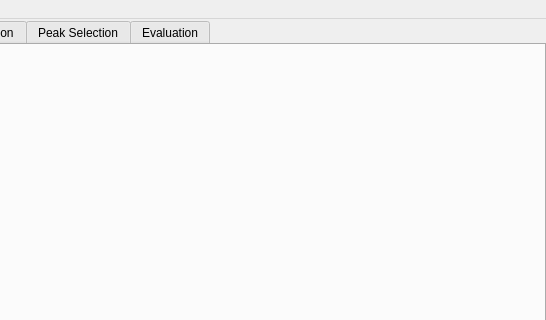
Old version of the form bmicro/gui/main.ui in the repository nik-liegroup/BMicro; both pictures show x 184 to 730 and y 0 to 320 of the 730 by 518 pixel window.
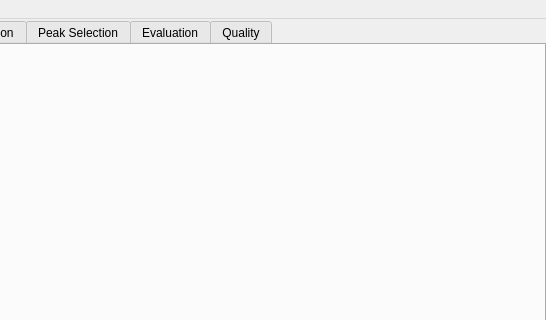
New version of the form.

Commit message: feat: Quality tab for live threshold tuning against fit-quality metrics

```diff
--- a/bmicro/gui/main.ui
+++ b/bmicro/gui/main.ui
@@ -63,6 +63,11 @@
         <string>Evaluation</string>
        </attribute>
       </widget>
+      <widget class="QWidget" name="tab_quality">
+       <attribute name="title">
+        <string>Quality</string>
+       </attribute>
+      </widget>
      </widget>
     </item>
    </layout>
```
The commit also changes 14 other files.
